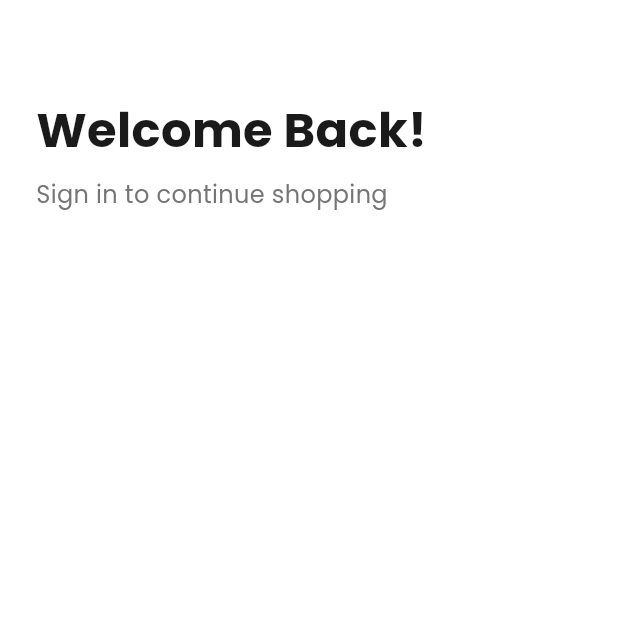
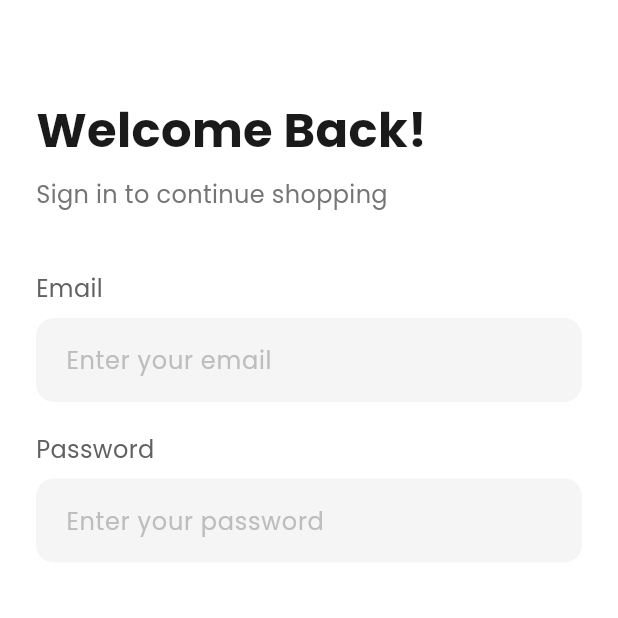
Before and after one commit to AbussagatovYelaman/furniture_shop_app, a Flutter app: the screen it shows after launch, after a tap on "Skip", on a phone screen of 412 x 824 dp, the top half of it. Run offline on Flutter 3.47's test engine with Material 3 defaults, Android fonts, the phone set to English and light mode, and no system bars; our stand-ins replace google_fonts, shared_preferences.

Commit message:
feat(sign_in): add login and password

```diff
--- a/lib/screens/auth/sign_in_screen.dart
+++ b/lib/screens/auth/sign_in_screen.dart
@@ -1,5 +1,6 @@
 import 'package:flutter/material.dart';
 import 'package:furniture_shop_app/config/constants.dart';
+import 'package:furniture_shop_app/screens/auth/widgets/auth_widgets.dart';
 
 class SignInScreen extends StatefulWidget {
   const SignInScreen({super.key});
@@ -49,8 +50,37 @@ class _SignInScreenState extends State<SignInScreen> {
                   child: Column(
                     children: [
                       //email textfield
-
-                      //password textfield
+                      AuthTextField(
+                        label: 'Email',
+                        hint: 'Enter your email',
+                        controller: _emailController,
+                        keyboardType: TextInputType.emailAddress,
+                        validator: (value) {
+                          if (value == null || value.isEmpty) {
+                            return 'Please enter your email';
+                          }
+                          if (!value.contains('@')) {
+                            return 'Please enter a valid email';
+                          }
+                          return null;
+                        },
+                      ),
+                      const SizedBox(height: 20),
+                      AuthTextField(
+                        label: 'Password',
+                        hint: 'Enter your password',
+                        controller: _passwordController,
+                        isPassword: true,
+                        validator: (value) {
+                          if (value == null || value.isEmpty) {
+                            return 'Please enter your password';
+                          }
+                          if (value.length < 6) {
+                            return 'Password must be at least 8 characters';
+                          }
+                          return null;
+                        },
+                      ),
                     ],
                   ),
                 ),
```
Also changed, not shown: lib/screens/auth/widgets/auth_widgets.dart (+115 -0 lines).
